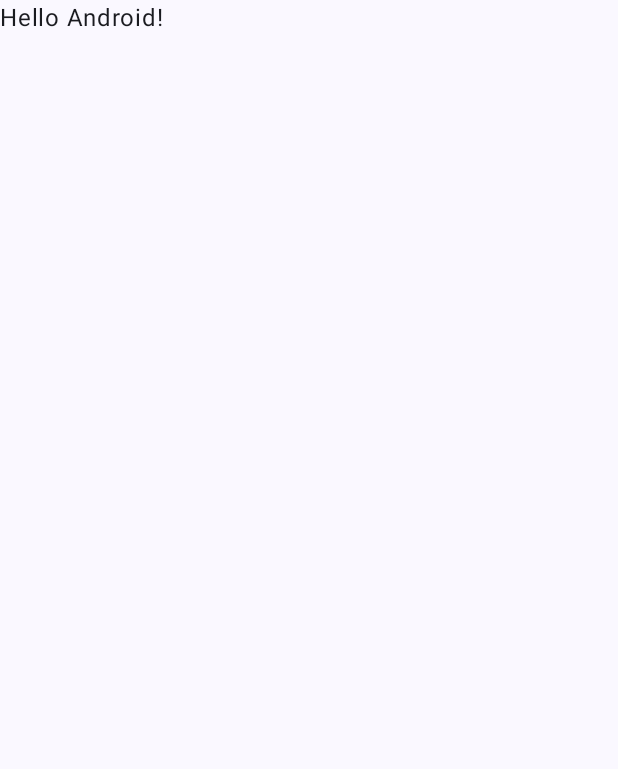
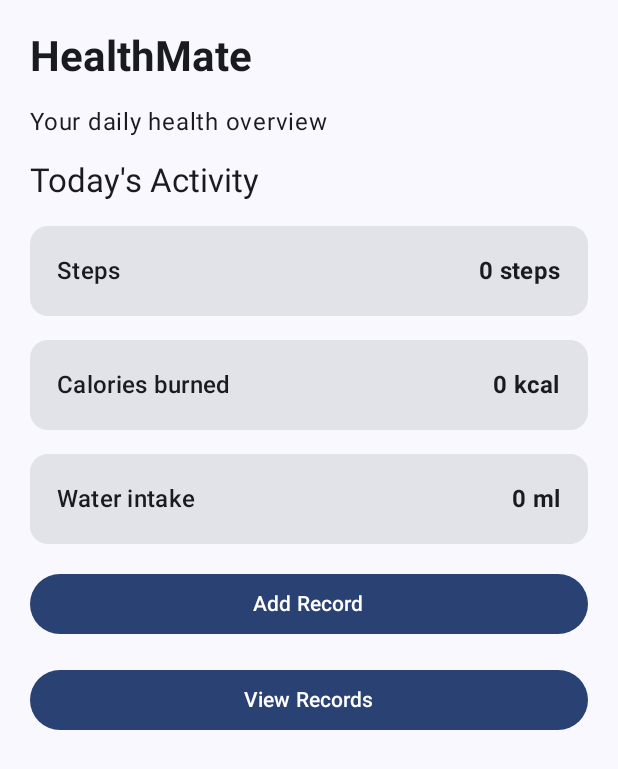
Before and after one commit to chanulaimanjith10-debug/HealthMateApp, an Android app built with Jetpack Compose: the screen it shows after launch (MainActivity), on a phone screen of 412 x 824 dp. Before the commit the part shown is almost empty. Shown: the top 769 px of the screen. Run offline under Robolectric (Android 15) with nearby library versions, the phone set to English and light mode, and no system bars.

Commit message:
Add HealthMate dashboard UI

```diff
--- a/app/src/main/java/com/example/healthmateapp/MainActivity.kt
+++ b/app/src/main/java/com/example/healthmateapp/MainActivity.kt
@@ -4,24 +4,38 @@ import android.os.Bundle
 import androidx.activity.ComponentActivity
 import androidx.activity.compose.setContent
 import androidx.activity.enableEdgeToEdge
+import androidx.compose.foundation.layout.Arrangement
+import androidx.compose.foundation.layout.Column
+import androidx.compose.foundation.layout.Row
 import androidx.compose.foundation.layout.fillMaxSize
+import androidx.compose.foundation.layout.fillMaxWidth
 import androidx.compose.foundation.layout.padding
+import androidx.compose.foundation.rememberScrollState
+import androidx.compose.foundation.verticalScroll
+import androidx.compose.material3.Button
+import androidx.compose.material3.Card
+import androidx.compose.material3.MaterialTheme
 import androidx.compose.material3.Scaffold
 import androidx.compose.material3.Text
 import androidx.compose.runtime.Composable
 import androidx.compose.ui.Modifier
+import androidx.compose.ui.text.font.FontWeight
 import androidx.compose.ui.tooling.preview.Preview
+import androidx.compose.ui.unit.dp
 import com.example.healthmateapp.ui.theme.HealthMateAppTheme
 
 class MainActivity : ComponentActivity() {
+
     override fun onCreate(savedInstanceState: Bundle?) {
         super.onCreate(savedInstanceState)
         enableEdgeToEdge()
+
         setContent {
             HealthMateAppTheme {
-                Scaffold(modifier = Modifier.fillMaxSize()) { innerPadding ->
-                    Greeting(
-                        name = "Android",
+                Scaffold(
+                    modifier = Modifier.fillMaxSize()
+                ) { innerPadding ->
+                    DashboardScreen(
                         modifier = Modifier.padding(innerPadding)
                     )
                 }
@@ -31,17 +45,99 @@ class MainActivity : ComponentActivity() {
 }
 
 @Composable
-fun Greeting(name: String, modifier: Modifier = Modifier) {
-    Text(
-        text = "Hello $name!",
+fun DashboardScreen(
+    modifier: Modifier = Modifier
+) {
+    Column(
         modifier = modifier
-    )
+            .fillMaxSize()
+            .verticalScroll(rememberScrollState())
+            .padding(20.dp),
+        verticalArrangement = Arrangement.spacedBy(16.dp)
+    ) {
+        Text(
+            text = "HealthMate",
+            style = MaterialTheme.typography.headlineMedium,
+            fontWeight = FontWeight.Bold
+        )
+
+        Text(
+            text = "Your daily health overview",
+            style = MaterialTheme.typography.bodyLarge
+        )
+
+        Text(
+            text = "Today's Activity",
+            style = MaterialTheme.typography.titleLarge
+        )
+
+        HealthMetricCard(
+            title = "Steps",
+            value = "0",
+            unit = "steps"
+        )
+
+        HealthMetricCard(
+            title = "Calories burned",
+            value = "0",
+            unit = "kcal"
+        )
+
+        HealthMetricCard(
+            title = "Water intake",
+            value = "0",
+            unit = "ml"
+        )
+
+        Button(
+            onClick = {},
+            modifier = Modifier.fillMaxWidth()
+        ) {
+            Text("Add Record")
+        }
+
+        Button(
+            onClick = {},
+            modifier = Modifier.fillMaxWidth()
+        ) {
+            Text("View Records")
+        }
+    }
+}
+
+@Composable
+fun HealthMetricCard(
+    title: String,
+    value: String,
+    unit: String
+) {
+    Card(
+        modifier = Modifier.fillMaxWidth()
+    ) {
+        Row(
+            modifier = Modifier
+                .fillMaxWidth()
+                .padding(18.dp),
+            horizontalArrangement = Arrangement.SpaceBetween
+        ) {
+            Text(
+                text = title,
+                style = MaterialTheme.typography.titleMedium
+            )
+
+            Text(
+                text = "$value $unit",
+                style = MaterialTheme.typography.titleMedium,
+                fontWeight = FontWeight.Bold
+            )
+        }
+    }
 }
 
 @Preview(showBackground = true)
 @Composable
-fun GreetingPreview() {
+fun DashboardPreview() {
     HealthMateAppTheme {
-        Greeting("Android")
+        DashboardScreen()
     }
 }
```
